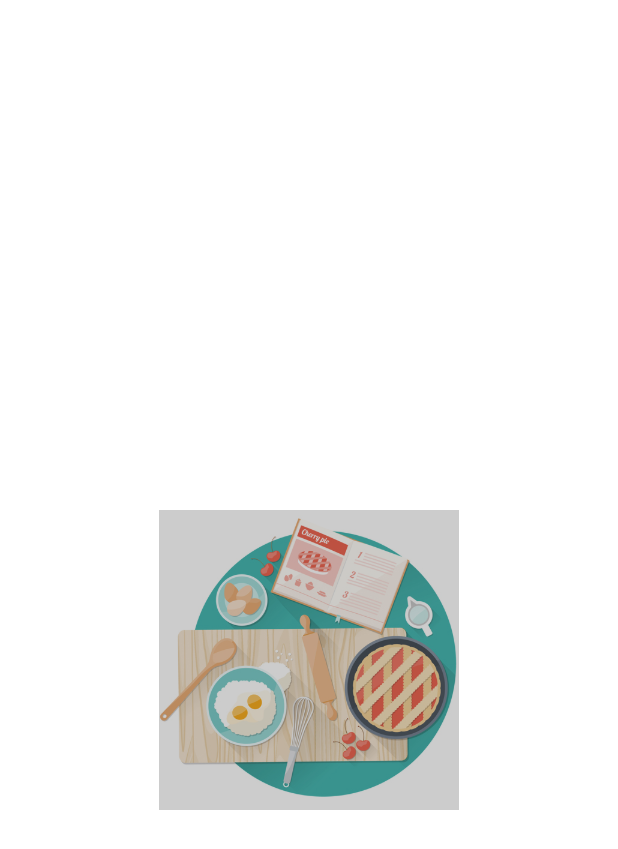
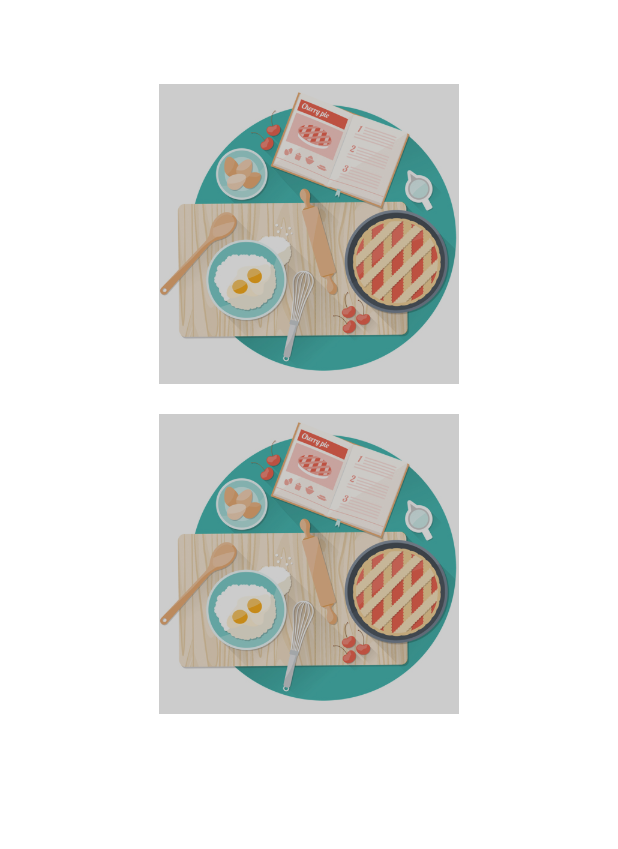
Before and after one commit to RohitKonge11/NewPractice, a Flutter app: the screen it shows after launch, on a phone screen of 412 x 824 dp. Shown: the top 849 px of the screen. Run offline on Flutter 3.47's test engine with Material 2 defaults, Android fonts, the phone set to English and light mode, and no system bars; our stand-ins replace introduction_screen; missing offline and left inert: custom_splash.

Commit message:
3rd Commit for Master Branch

```diff
--- a/lib/main.dart
+++ b/lib/main.dart
@@ -37,7 +37,10 @@ class MyApp extends StatelessWidget {
         backgroundColor: Colors.white,
         body: SafeArea(
           child: Center(
-            child: Stack(children: <Widget>[
+            child: Column(
+              children: <Widget>[
+                Stack(
+                  children: <Widget>[
                     Container(
                       child: Image.asset(
                         'assets/images/sampleintroimage.jpg',
@@ -53,7 +56,32 @@ class MyApp extends StatelessWidget {
                         height: 200,
                       ),
                     ),
-            ]),
+                  ],
+                ),
+                SizedBox(
+                  height: 20,
+                ),
+                Stack(
+                  children: <Widget>[
+                    Container(
+                      child: Image.asset(
+                        'assets/images/sampleintroimage.jpg',
+                        width: 200,
+                        height: 200,
+                      ),
+                    ),
+                    Opacity(
+                      opacity: 0.2,
+                      child: Container(
+                        color: Colors.black,
+                        width: 200,
+                        height: 200,
+                      ),
+                    ),
+                  ],
+                ),
+              ],
+            ),
           ),
         ),
       ),
```
Lines whose indentation alone changed are shown as unchanged.
